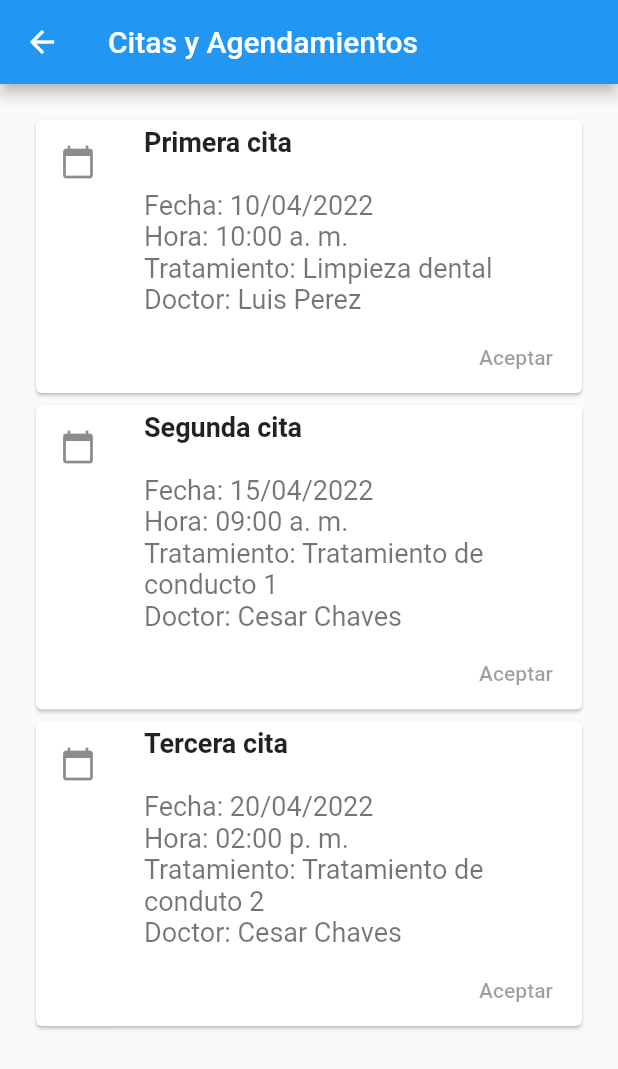
After one commit to sebaschaves10/AppClinicaV1, a Flutter app: the ListView1 screen opened directly, after a tap on "Citas y Agendamientos", on a phone screen of 412 x 824 dp. The commit adds this screen. Shown: the top 1069 px of the screen. Run offline on Flutter 3.47's test engine with Material 2 defaults, Android fonts, the phone set to English and light mode, and no system bars.

Commit message:
Adicion de Cards

```diff
--- /dev/null
+++ b/lib/views/cardViews/cardviewsCitas.dart
@@ -0,0 +1,81 @@
+import 'package:flutter/material.dart';
+
+class Mycard extends StatelessWidget {
+  const Mycard({
+    Key key,
+  }) : super(key: key);
+
+  @override
+  Widget build(BuildContext context) {
+    return ListView(
+      padding: EdgeInsets.symmetric(horizontal: 20, vertical: 20),
+      children: [
+        Card(
+            child: Column(
+            children: [
+              ListTile(
+                leading: Icon(Icons.calendar_today),
+                title: Text('Primera cita', style: const TextStyle(fontWeight: FontWeight.bold, fontSize: 18.0)),
+                subtitle: Text("\nFecha: 10/04/2022 \nHora: 10:00 a. m. \nTratamiento: Limpieza dental \nDoctor: Luis Perez", style: const TextStyle(fontSize: 18.0)),
+              ),
+
+              Row(
+                mainAxisAlignment: MainAxisAlignment.end,
+                children: [
+                  FlatButton(
+                  onPressed: null,
+                  child: Text("Aceptar"),
+                  ),
+                ],
+              )
+            ],
+          )
+        ),
+
+        Card(
+          child: Column(
+            children: [
+              ListTile(
+                leading: Icon(Icons.calendar_today),
+                title: Text('Segunda cita', style: const TextStyle(fontWeight: FontWeight.bold, fontSize: 18.0)),
+                subtitle: Text("\nFecha: 15/04/2022 \nHora: 09:00 a. m. \nTratamiento: Tratamiento de conducto 1 \nDoctor: Cesar Chaves", style: const TextStyle(fontSize: 18.0)),
+              ),
+
+              Row(
+                mainAxisAlignment: MainAxisAlignment.end,
+                children: [
+                  FlatButton(
+                  onPressed: null,
+                  child: Text("Aceptar"),
+                  ),
+                ],
+              )
+            ],
+          ),
+        ),
+
+        Card(
+          child: Column(
+            children: [
+              ListTile(
+                leading: Icon(Icons.calendar_today),
+                title: Text('Tercera cita', style: const TextStyle(fontWeight: FontWeight.bold, fontSize: 18.0)),
+                subtitle: Text("\nFecha: 20/04/2022 \nHora: 02:00 p. m. \nTratamiento: Tratamiento de conduto 2 \nDoctor: Cesar Chaves", style: const TextStyle(fontSize: 18.0)),
+              ),
+
+              Row(
+                mainAxisAlignment: MainAxisAlignment.end,
+                children: [
+                  FlatButton(
+                  onPressed: null,
+                  child: Text("Aceptar"),
+                  ),
+                ],
+              )
+            ],
+          )
+        ),
+      ]
+    );
+  }
+}
--- /dev/null
+++ b/lib/views/cardViews/cardviewsPagos.dart
@@ -0,0 +1,79 @@
+import 'package:flutter/material.dart';
+
+class Mycard extends StatelessWidget {
+  const Mycard({
+    Key key,
+  }) : super(key: key);
+
+  @override
+  Widget build(BuildContext context) {
+    return ListView(
+      padding: EdgeInsets.symmetric(horizontal: 20, vertical: 20),
+      children: [
+        Card(
+            child: Column(
+            children: [
+              ListTile(
+                leading: Icon(Icons.payment),
+                title: Text('Primer pago', style: const TextStyle(fontWeight: FontWeight.bold, fontSize: 18.0)),
+                subtitle: Text("\nTratamiento: Limpieza dental \nFecha pago: 01/03/2022 \nMedio de pago: Efectivo \nValor: 30.000", style: const TextStyle(fontSize: 18.0)),
+              ),
+
+              Row(
+                mainAxisAlignment: MainAxisAlignment.end,
+                children: [
+                  FlatButton(
+                  onPressed: null,
+                  child: Text("Aceptar"),
+                  ),
+                ],
+              )
+            ],
+          )
+        ),
+
+        Card(
+          child: Column(
+            children: [
+              ListTile(
+                leading: Icon(Icons.payment),
+                title: Text('Segunda pago', style: const TextStyle(fontWeight: FontWeight.bold, fontSize: 18.0)),
+                subtitle: Text("\nTratamiento: Diseño de sonrisa \nFecha pago: 15/03/2022 \nMedio de pago: Efectivo \nValor: 700.000", style: const TextStyle(fontSize: 18.0)),
+              ),
+              Row(
+                mainAxisAlignment: MainAxisAlignment.end,
+                children: [
+                  FlatButton(
+                  onPressed: null,
+                  child: Text("Aceptar"),
+                  ),
+                ],
+              )
+            ],
+          ),
+        ),
+
+        Card(
+          child: Column(
+            children: [
+              ListTile(
+                leading: Icon(Icons.payment),
+                title: Text('Tercer pago', style: const TextStyle(fontWeight: FontWeight.bold, fontSize: 18.0)),
+                subtitle: Text("\nTratamiento: Blanqueamineto dental \nFecha pago: 05/04/2022 \nMedio de pago: Tarjeta de credito' \nValor: 1.000.000", style: const TextStyle(fontSize: 18.0)),
+              ),
+              Row(
+                mainAxisAlignment: MainAxisAlignment.end,
+                children: [
+                  FlatButton(
+                  onPressed: null,
+                  child: Text("Aceptar"),
+                  ),
+                ],
+              )
+            ],
+          )
+        ),
+      ]
+    );
+  }
+}
--- /dev/null
+++ b/lib/views/card_view_citas.dart
@@ -0,0 +1,24 @@
+import 'package:flutter/material.dart';
+import 'cardViews/cardviewsCitas.dart';
+
+void main() => runApp(CardViewCitas());
+
+class CardViewCitas extends StatelessWidget {
+  @override
+  Widget build(BuildContext context) {
+    return Scaffold(
+        appBar: AppBar(
+          title: Text('Citas y Agendamientos'),
+        ),
+        body: Mycard(),
+        /*body: Card(
+          elevation: 10,
+          child: Column(
+            children: [
+              Image(image: NetworkImage('https://www.teeth22.com/wp-content/uploads/2020/03/absceso-dental-800x399.png'))
+            ]
+          )
+        ),*/
+      );
+  }
+}
--- a/lib/views/listview2_view.dart
+++ b/lib/views/listview2_view.dart
@@ -1,3 +1,6 @@
+import 'package:clinica_odontologica/views/cardViews/cardviewsCitas.dart';
+import 'package:clinica_odontologica/views/card_view_citas.dart';
+import 'package:clinica_odontologica/views/card_view_pagos.dart';
 import 'package:flutter/material.dart';
 import 'package:clinica_odontologica/views/listview3_view.dart';
 import 'package:clinica_odontologica/views/listview4_view.dart';
@@ -13,12 +16,12 @@ class ListView1 extends StatelessWidget {
   Widget build(BuildContext context) {
     return Scaffold(
       appBar: AppBar(
-        title: Text('Menú prinicipal'),
+        title: Text('Menú Prinicipal'),
       ),
       body: ListView(
         children: [
           ListTile(
-            title: Text('Mis datos personales'),
+            title: Text('Mis Datos Personales'),
             trailing: Icon(Icons.assignment_ind),
             onTap: () {
               Navigator.push(context,
@@ -29,7 +32,7 @@ class ListView1 extends StatelessWidget {
           ),
           Divider(),
           ListTile(
-            title: Text('Mis tratamientos'),
+            title: Text('Mis Tratamientos'),
             trailing: Icon(Icons.subject),
             onTap: () {
               Navigator.push(context,
@@ -40,21 +43,21 @@ class ListView1 extends StatelessWidget {
           ),
           Divider(),
           ListTile(
-            title: Text('Citas y agendamientos'),
+            title: Text('Citas y Agendamientos'),
             trailing: Icon(Icons.calendar_today),
             onTap: () {
               Navigator.push(context,
-                MaterialPageRoute(builder: (context) => ListView5()
+                MaterialPageRoute(builder: (context) => CardViewCitas()
               ));
             }
           ),
           Divider(),
           ListTile(
-            title: Text('Pagos realizados'),
+            title: Text('Pagos Realizados'),
             trailing: Icon(Icons.payment),
             onTap: () {
               Navigator.push(context,
-                MaterialPageRoute(builder: (context) => ListView6()
+                MaterialPageRoute(builder: (context) => CardViewPagos()
               ));
             }
           ),
--- a/lib/views/listview3_view.dart
+++ b/lib/views/listview3_view.dart
@@ -14,7 +14,7 @@ class _ListView3State extends State<ListView3> {
   Widget build(BuildContext context) {
     return Scaffold(
       appBar: AppBar(
-        title: Text('Mis datos personales'),
+        title: Text('Mis Datos Personales'),
       ),
       body: Center(
         child: Column(
--- a/lib/views/listview4_view.dart
+++ b/lib/views/listview4_view.dart
@@ -14,7 +14,7 @@ class _ListView4State extends State<ListView4> {
   Widget build(BuildContext context) {
     return Scaffold(
         appBar: AppBar(
-          title: Text('Mis tratamientos'),
+          title: Text('Mis Tratamientos'),
         ),
         body: Center(
         child: Column(
--- a/lib/views/listview5_view.dart
+++ b/lib/views/listview5_view.dart
@@ -14,7 +14,7 @@ class _ListView5State extends State<ListView5> {
   Widget build(BuildContext context) {
     return Scaffold(
       appBar: AppBar(
-        title: Text('Citas y agendamientos'),
+        title: Text('Citas y Agendamientos'),
       ),
       body: Center(
         child: Column(
```
Also changed, not shown: lib/views/card_view_pagos.dart (added, +24 -0 lines).
